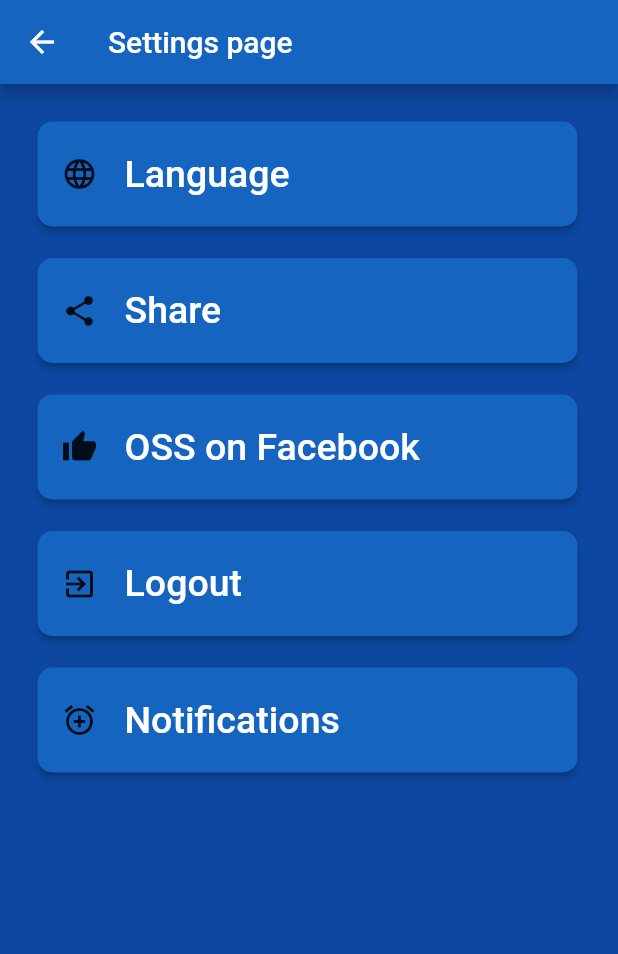
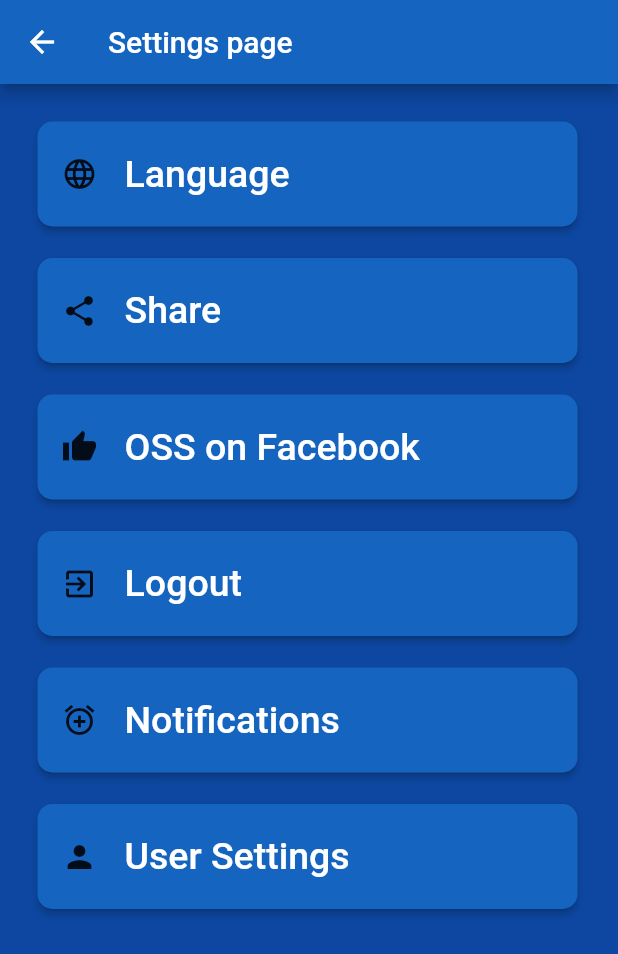
Before and after one commit to lilag-dawg/OSS_APP, a Flutter app: the SettingsScreen screen opened directly, on a phone screen of 412 x 824 dp. Shown: the top 954 px of the screen. Run offline on Flutter 3.47's test engine with Material 2 defaults, Android fonts, the phone set to English and light mode, and no system bars; our stand-ins replace percent_indicator.

Commit message:
Merge branch 'OSS-159_2'

```diff
--- a/lib/screens/settings_screen.dart
+++ b/lib/screens/settings_screen.dart
@@ -8,12 +8,9 @@
     print("Button Clicked");
   }
 
-
-
   @override
   Widget build(BuildContext context) {
-
-    void _userSettingsPressed(){
+    void _userSettingsPressed() {
       Navigator.push(
         context,
         MaterialPageRoute(builder: (context) => UserSettingsScreen()),
@@ -31,19 +28,26 @@
           child: SingleChildScrollView(
             child: Column(
               children: <Widget>[
-            BlueButton("Language", _buttonClicked, Icons.language, 70, Constants.appWidth-50),
-            SizedBox(height: Constants.appHeight*0.03),
-            BlueButton("Share", _buttonClicked, Icons.share, 70, Constants.appWidth-50),
-            SizedBox(height: Constants.appHeight*0.03),
-            BlueButton("OSS on Facebook", _buttonClicked, Icons.thumb_up, 70, Constants.appWidth-50),
-            SizedBox(height: Constants.appHeight*0.03),
-            BlueButton("Logout", _buttonClicked, Icons.exit_to_app, 70, Constants.appWidth-50),
-            SizedBox(height: Constants.appHeight*0.03),
-            BlueButton("Notifications", _buttonClicked, Icons.add_alarm, 70, Constants.appWidth-50),
+                BlueButton("Language", _buttonClicked, Icons.language, 70,
+                    Constants.appWidth - 50),
+                SizedBox(height: Constants.appHeight * 0.03),
+                BlueButton("Share", _buttonClicked, Icons.share, 70,
+                    Constants.appWidth - 50),
+                SizedBox(height: Constants.appHeight * 0.03),
+                BlueButton("OSS on Facebook", _buttonClicked, Icons.thumb_up,
+                    70, Constants.appWidth - 50),
+                SizedBox(height: Constants.appHeight * 0.03),
+                BlueButton("Logout", _buttonClicked, Icons.exit_to_app, 70,
+                    Constants.appWidth - 50),
+                SizedBox(height: Constants.appHeight * 0.03),
+                BlueButton("Notifications", _buttonClicked, Icons.add_alarm, 70,
+                    Constants.appWidth - 50),
+                SizedBox(height: Constants.appHeight * 0.03),
+                BlueButton("User Settings", _userSettingsPressed, Icons.person,
+                    70, Constants.appWidth - 50),
               ],
             ),
           ),
-      )
-    );
+        ));
   }
 }
--- a/lib/screens/user_settings_screen.dart
+++ b/lib/screens/user_settings_screen.dart
@@ -60,7 +60,7 @@
   Future<File> _localFile() async {
     final path = await _localPath();
     print(path);
-    return new File('$path/counter.txt');
+    return new File('$path/user_settings.txt');
   }
 
   Future<String> readFile() async {
```
Lines whose indentation alone changed are shown as unchanged.
